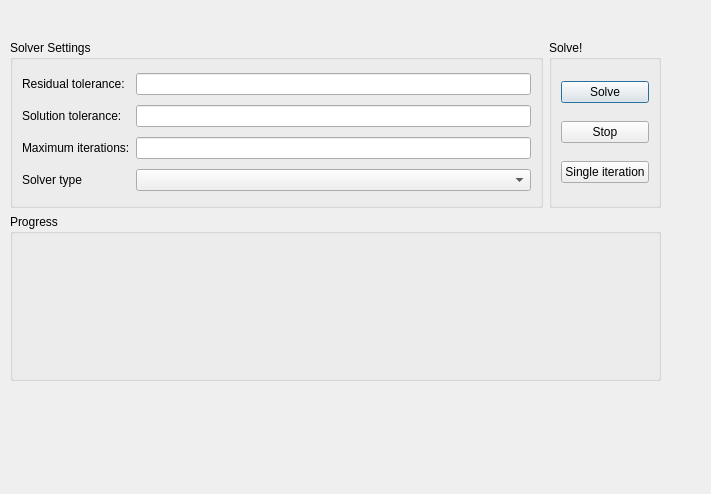
Qt form src/gui/solver.ui (asceenl/tasmet) before a commit.
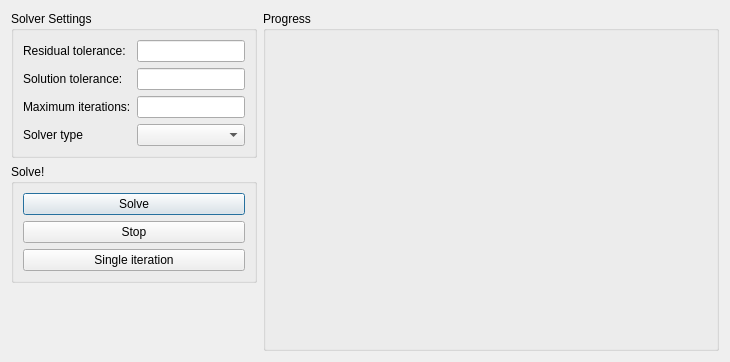
The same form after that commit. Custom widgets are drawn as their Qt base class.

Diff of the .ui file:
```diff
--- a/src/gui/solver.ui
+++ b/src/gui/solver.ui
@@ -6,27 +6,24 @@
    <rect>
     <x>0</x>
     <y>0</y>
-    <width>711</width>
-    <height>494</height>
+    <width>730</width>
+    <height>362</height>
    </rect>
   </property>
   <property name="windowTitle">
    <string>Dialog</string>
   </property>
-  <widget class="QWidget" name="">
-   <property name="geometry">
-    <rect>
-     <x>10</x>
-     <y>40</y>
-     <width>651</width>
-     <height>341</height>
-    </rect>
-   </property>
+  <layout class="QHBoxLayout" name="horizontalLayout_2">
+   <item>
    <layout class="QVBoxLayout" name="verticalLayout_3">
     <item>
-     <layout class="QHBoxLayout" name="horizontalLayout">
-      <item>
        <widget class="QGroupBox" name="solversettings">
+       <property name="sizePolicy">
+        <sizepolicy hsizetype="Minimum" vsizetype="Preferred">
+         <horstretch>0</horstretch>
+         <verstretch>0</verstretch>
+        </sizepolicy>
+       </property>
         <property name="title">
          <string>Solver Settings</string>
         </property>
@@ -50,6 +47,12 @@
          </item>
          <item row="2" column="1">
           <widget class="QLineEdit" name="reltol">
+          <property name="sizePolicy">
+           <sizepolicy hsizetype="Minimum" vsizetype="Fixed">
+            <horstretch>0</horstretch>
+            <verstretch>0</verstretch>
+           </sizepolicy>
+          </property>
            <property name="alignment">
             <set>Qt::AlignRight|Qt::AlignTrailing|Qt::AlignVCenter</set>
            </property>
@@ -71,6 +74,12 @@
          </item>
          <item row="1" column="1">
           <widget class="QLineEdit" name="funtol">
+          <property name="sizePolicy">
+           <sizepolicy hsizetype="Minimum" vsizetype="Fixed">
+            <horstretch>0</horstretch>
+            <verstretch>0</verstretch>
+           </sizepolicy>
+          </property>
            <property name="alignment">
             <set>Qt::AlignRight|Qt::AlignTrailing|Qt::AlignVCenter</set>
            </property>
@@ -78,6 +87,12 @@
          </item>
          <item row="3" column="1">
           <widget class="QLineEdit" name="maxiter">
+          <property name="sizePolicy">
+           <sizepolicy hsizetype="Minimum" vsizetype="Fixed">
+            <horstretch>0</horstretch>
+            <verstretch>0</verstretch>
+           </sizepolicy>
+          </property>
            <property name="alignment">
             <set>Qt::AlignRight|Qt::AlignTrailing|Qt::AlignVCenter</set>
            </property>
@@ -87,7 +102,13 @@
        </widget>
       </item>
       <item>
-       <widget class="QGroupBox" name="groupBox">
+      <widget class="QGroupBox" name="solve_gb">
+       <property name="sizePolicy">
+        <sizepolicy hsizetype="Minimum" vsizetype="Preferred">
+         <horstretch>0</horstretch>
+         <verstretch>0</verstretch>
+        </sizepolicy>
+       </property>
         <property name="title">
          <string>Solve!</string>
         </property>
@@ -116,10 +137,29 @@
         </layout>
        </widget>
       </item>
+     <item>
+      <spacer name="verticalSpacer">
+       <property name="orientation">
+        <enum>Qt::Vertical</enum>
+       </property>
+       <property name="sizeHint" stdset="0">
+        <size>
+         <width>20</width>
+         <height>40</height>
+        </size>
+       </property>
+      </spacer>
+     </item>
      </layout>
     </item>
     <item>
-     <widget class="QGroupBox" name="groupBox_2">
+    <widget class="QGroupBox" name="progress_gb">
+     <property name="sizePolicy">
+      <sizepolicy hsizetype="Expanding" vsizetype="Preferred">
+       <horstretch>0</horstretch>
+       <verstretch>0</verstretch>
+      </sizepolicy>
+     </property>
       <property name="title">
        <string>Progress</string>
       </property>
@@ -135,11 +175,14 @@
     </item>
    </layout>
   </widget>
-  <zorder>solversettings</zorder>
-  <zorder>groupBox</zorder>
-  <zorder>groupBox_2</zorder>
-  <zorder>solversettings</zorder>
- </widget>
+ <customwidgets>
+  <customwidget>
+   <class>QCustomPlot</class>
+   <extends>QWidget</extends>
+   <header>qcustomplot.h</header>
+   <container>1</container>
+  </customwidget>
+ </customwidgets>
  <resources/>
  <connections/>
 </ui>
```
Left out of the diff: 6 changed lines with no effect on the pictures. Lines whose indentation alone changed are shown as unchanged.
